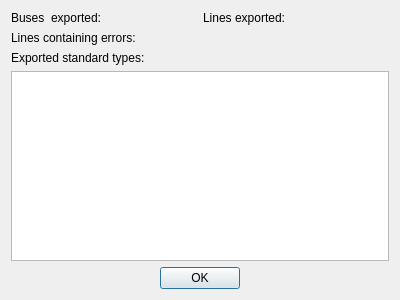
This is pandapower_export_summary_dialog.ui in e2nIEE/pandapower-qgis as Qt 5 draws it before an edit. The edited form follows.
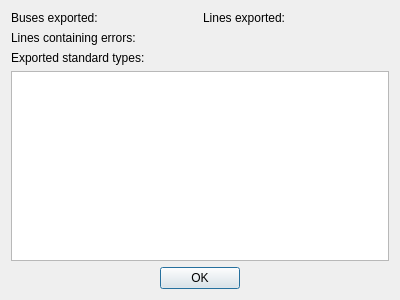
This is the edited form.

What changed in the file:
```diff
--- a/pandapower_export_summary_dialog.ui
+++ b/pandapower_export_summary_dialog.ui
@@ -19,7 +19,7 @@
      <item>
       <widget class="QLabel" name="exportedBus">
        <property name="text">
-        <string>Buses  exported: </string>
+        <string>Buses exported: </string>
        </property>
       </widget>
      </item>
```
